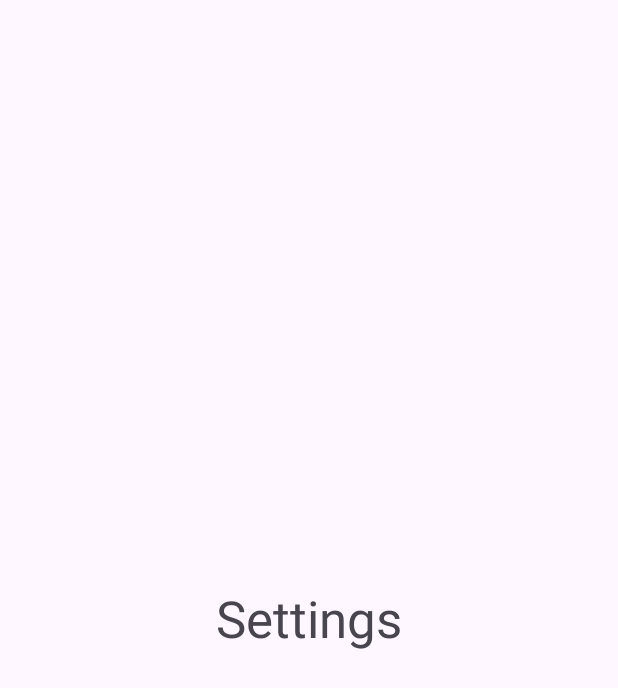
After one commit to GeorgiiVoyakin/android-app-for-searching-images, an Android app: the layout fragment_settings.xml on its own in the app's theme, with its tools: preview values and no code run, on a phone screen of 412 x 824 dp. The commit adds this screen. Shown: the top 688 px of the screen. Run offline under Robolectric (Android 15) with nearby library versions, the phone set to English and light mode, and no system bars.

Commit message:
Fix toolbar, add settings screen

```diff
--- /dev/null
+++ b/app/src/main/res/drawable/settings_icon.xml
@@ -0,0 +1,5 @@
+<vector android:height="24dp" android:tint="#FFFFFF"
+    android:viewportHeight="24" android:viewportWidth="24"
+    android:width="24dp" xmlns:android="http://schemas.android.com/apk/res/android">
+    <path android:fillColor="@android:color/white" android:pathData="M19.14,12.94c0.04,-0.3 0.06,-0.61 0.06,-0.94c0,-0.32 -0.02,-0.64 -0.07,-0.94l2.03,-1.58c0.18,-0.14 0.23,-0.41 0.12,-0.61l-1.92,-3.32c-0.12,-0.22 -0.37,-0.29 -0.59,-0.22l-2.39,0.96c-0.5,-0.38 -1.03,-0.7 -1.62,-0.94L14.4,2.81c-0.04,-0.24 -0.24,-0.41 -0.48,-0.41h-3.84c-0.24,0 -0.43,0.17 -0.47,0.41L9.25,5.35C8.66,5.59 8.12,5.92 7.63,6.29L5.24,5.33c-0.22,-0.08 -0.47,0 -0.59,0.22L2.74,8.87C2.62,9.08 2.66,9.34 2.86,9.48l2.03,1.58C4.84,11.36 4.8,11.69 4.8,12s0.02,0.64 0.07,0.94l-2.03,1.58c-0.18,0.14 -0.23,0.41 -0.12,0.61l1.92,3.32c0.12,0.22 0.37,0.29 0.59,0.22l2.39,-0.96c0.5,0.38 1.03,0.7 1.62,0.94l0.36,2.54c0.05,0.24 0.24,0.41 0.48,0.41h3.84c0.24,0 0.44,-0.17 0.47,-0.41l0.36,-2.54c0.59,-0.24 1.13,-0.56 1.62,-0.94l2.39,0.96c0.22,0.08 0.47,0 0.59,-0.22l1.92,-3.32c0.12,-0.22 0.07,-0.47 -0.12,-0.61L19.14,12.94zM12,15.6c-1.98,0 -3.6,-1.62 -3.6,-3.6s1.62,-3.6 3.6,-3.6s3.6,1.62 3.6,3.6S13.98,15.6 12,15.6z"/>
+</vector>
--- /dev/null
+++ b/app/src/main/res/layout/fragment_settings.xml
@@ -0,0 +1,19 @@
+<?xml version="1.0" encoding="utf-8"?>
+<androidx.constraintlayout.widget.ConstraintLayout xmlns:android="http://schemas.android.com/apk/res/android"
+    xmlns:app="http://schemas.android.com/apk/res-auto"
+    xmlns:tools="http://schemas.android.com/tools"
+    android:layout_width="match_parent"
+    android:layout_height="match_parent"
+    tools:context=".view.SettingsFragment">
+
+    <TextView
+        android:layout_width="wrap_content"
+        android:layout_height="wrap_content"
+        android:text="Settings"
+        android:textSize="34sp"
+        app:layout_constraintBottom_toBottomOf="parent"
+        app:layout_constraintEnd_toEndOf="parent"
+        app:layout_constraintStart_toStartOf="parent"
+        app:layout_constraintTop_toTopOf="parent" />
+
+</androidx.constraintlayout.widget.ConstraintLayout>
--- a/app/src/main/res/menu/top_app_bar.xml
+++ b/app/src/main/res/menu/top_app_bar.xml
@@ -5,8 +5,8 @@
     <item
         android:id="@+id/settings_menu_item"
         android:enabled="true"
-        android:icon="@drawable/ic_launcher_foreground"
-        android:orderInCategory="0"
+        android:icon="@drawable/settings_icon"
         android:title="Settings"
-        app:showAsAction="always" />
+        android:contentDescription="settings button"
+        app:showAsAction="ifRoom" />
 </menu>
--- a/app/src/main/res/navigation/nav_graph.xml
+++ b/app/src/main/res/navigation/nav_graph.xml
@@ -58,4 +58,9 @@
         android:name="com.github.GeorgiiVoyakin.view.AlbumsFragment"
         android:label="Albums"
         tools:layout="@layout/fragment_albums"/>
+    <fragment
+        android:id="@+id/settingsFragment"
+        android:name="com.github.GeorgiiVoyakin.view.SettingsFragment"
+        android:label="Settings"
+        tools:layout="@layout/fragment_settings" />
 </navigation>
```
Also changed, not shown: app/src/main/java/com/github/GeorgiiVoyakin/MainActivity.kt (+32 -24 lines), app/src/main/java/com/github/GeorgiiVoyakin/view/SettingsFragment.kt (added, +21 -0 lines), app/src/main/res/layout/fragment_gallery.xml (+18 -11 lines).
